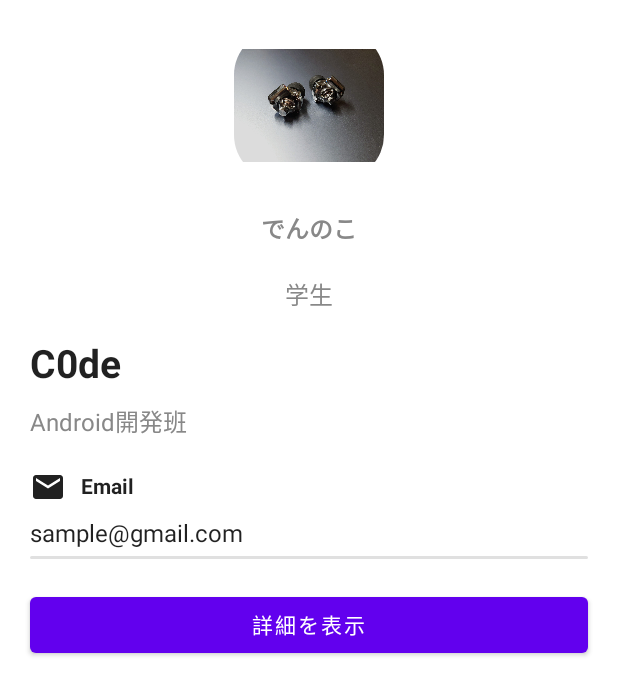
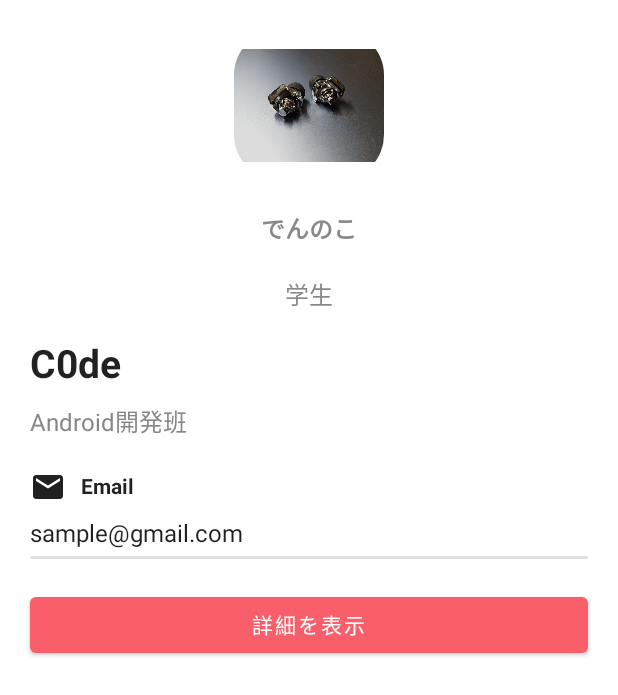
Before and after one commit to dennnoko/JetProfile, an Android app built with Jetpack Compose: the screen it shows after launch (MainActivity), on a phone screen of 412 x 824 dp. Shown: the top 695 px of the screen. Run offline under Robolectric (Android 15) with nearby library versions, the phone set to English and light mode, and no system bars.

Commit message:
change color of button

```diff
--- a/app/src/main/java/com/example/jetprofile/MainActivity.kt
+++ b/app/src/main/java/com/example/jetprofile/MainActivity.kt
@@ -106,6 +106,7 @@ class MainActivity : ComponentActivity() {
                             //詳細ボタン
                             Button(
                                 modifier = Modifier.fillMaxWidth(),
+                                colors = ButtonDefaults.buttonColors(backgroundColor = Color(0xFFF85F6A)),
                                 onClick = { /*TODO*/ }
                             ) {
                                 Text(text = "詳細を表示", color = Color.White)
```
